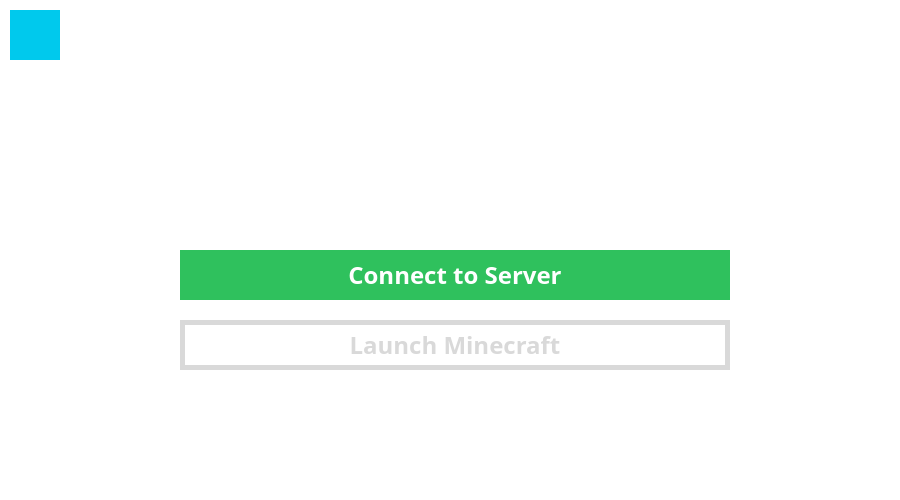
Qt form Client Launcher/launcher.ui (FlantasticDan/awscraft) before a commit.
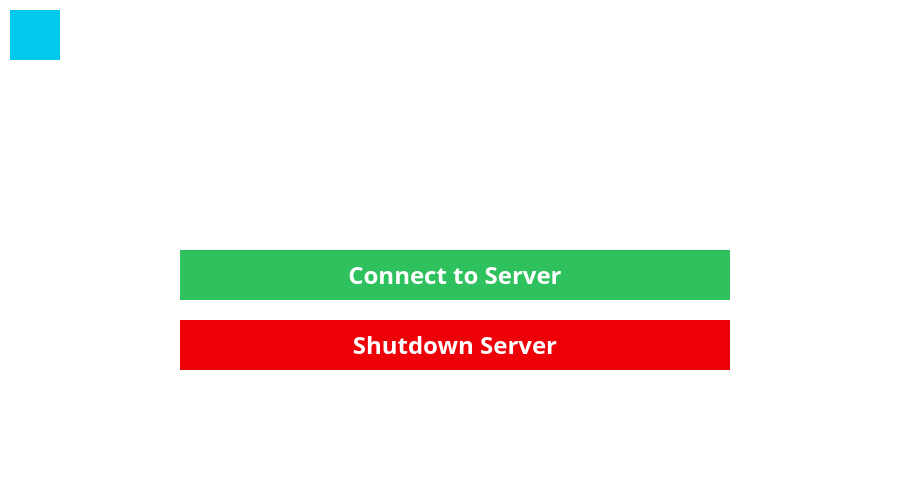
The same form after that commit. Icons and pictures are not drawn.

Commit message: Added Server Shutdown and Button Handlers

```diff
--- a/Client Launcher/launcher.ui
+++ b/Client Launcher/launcher.ui
@@ -256,6 +256,68 @@
      <bool>false</bool>
     </property>
    </widget>
+   <widget class="QPushButton" name="shutdownButton">
+    <property name="enabled">
+     <bool>true</bool>
+    </property>
+    <property name="geometry">
+     <rect>
+      <x>180</x>
+      <y>320</y>
+      <width>550</width>
+      <height>50</height>
+     </rect>
+    </property>
+    <property name="font">
+     <font>
+      <family>Minecraftia</family>
+      <pointsize>18</pointsize>
+      <weight>75</weight>
+      <bold>true</bold>
+      <underline>false</underline>
+      <strikeout>false</strikeout>
+      <kerning>true</kerning>
+     </font>
+    </property>
+    <property name="styleSheet">
+     <string notr="true">QPushButton{
+	background: #ED0008;
+	border: 5px solid #ED0008;
+	border-radius: 0px;
+	color: white
+}
+
+QPushButton:hover{
+	background: #822428;
+	border: 5px solid #822428;
+	border-radius: 0px;
+	color: white
+}
+
+QPushButton:pressed{
+	background: #ED0008;
+	border: 5px solid #ED0008;
+	border-radius: 0px;
+	color: white
+}
+
+QPushButton:disabled{
+	background: white;
+	border: 5px solid #D9D9D9;
+	border-radius: 0px;
+	color: #D9D9D9;
+}</string>
+    </property>
+    <property name="text">
+     <string>Shutdown Server</string>
+    </property>
+    <property name="default">
+     <bool>false</bool>
+    </property>
+    <property name="flat">
+     <bool>false</bool>
+    </property>
+   </widget>
   </widget>
  </widget>
  <tabstops>
```
Left out of the diff: 2 changed lines with no effect on the pictures. The commit also changes 2 other files.
